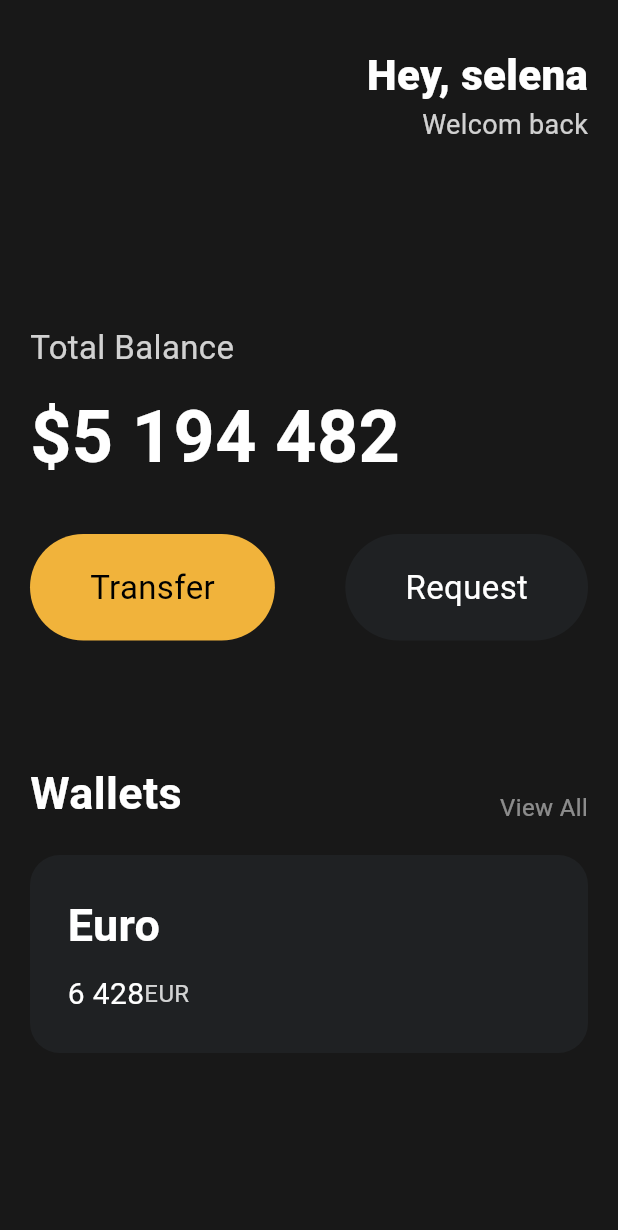
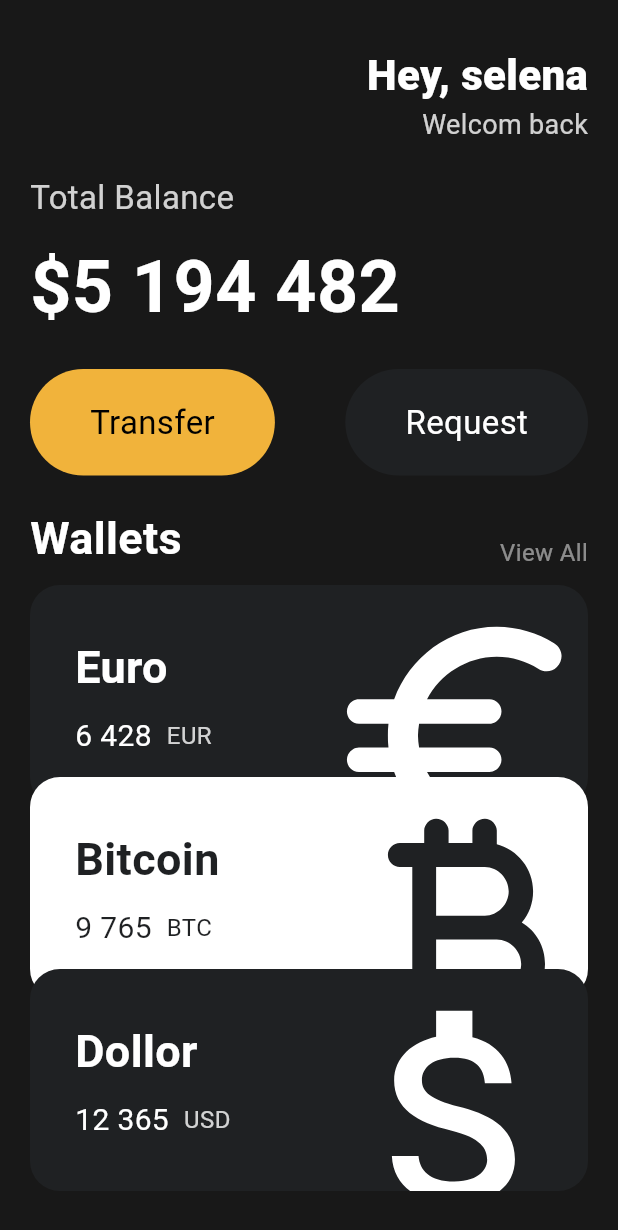
Before and after one commit to lips85/toonfix, a Flutter app: the screen it shows after launch, on a phone screen of 412 x 824 dp. Shown: the top 1230 px of the screen. Run offline on Flutter 3.47's test engine with Material 3 defaults, Android fonts, the phone set to English and light mode, and no system bars.

Commit message:
flutter challenge

```diff
--- a/lib/main.dart
+++ b/lib/main.dart
@@ -1,5 +1,6 @@
 import 'package:flutter/material.dart';
 import 'package:toonfix/widgets/button.dart';
+import 'package:toonfix/widgets/currency_card.dart';
 
 void main() {
   runApp(const App());
@@ -13,8 +14,11 @@ class App extends StatelessWidget {
     return MaterialApp(
       home: Scaffold(
         backgroundColor: const Color(0xFF181818),
-        body: Padding(
-          padding: const EdgeInsets.symmetric(horizontal: 20),
+        body: SingleChildScrollView(
+          child: Padding(
+            padding: const EdgeInsets.symmetric(
+              horizontal: 20,
+            ),
             child: Column(
               crossAxisAlignment: CrossAxisAlignment.start,
               children: [
@@ -47,7 +51,7 @@ class App extends StatelessWidget {
                   ],
                 ),
                 const SizedBox(
-                height: 120,
+                  height: 20,
                 ),
                 Text(
                   "Total Balance",
@@ -67,7 +71,7 @@ class App extends StatelessWidget {
                       fontWeight: FontWeight.w600),
                 ),
                 const SizedBox(
-                height: 30,
+                  height: 20,
                 ),
                 const Row(
                   mainAxisAlignment: MainAxisAlignment.spaceBetween,
@@ -85,7 +89,7 @@ class App extends StatelessWidget {
                   ],
                 ),
                 const SizedBox(
-                height: 80,
+                  height: 20,
                 ),
                 Row(
                   crossAxisAlignment: CrossAxisAlignment.end,
@@ -109,56 +113,34 @@ class App extends StatelessWidget {
                   ],
                 ),
                 const SizedBox(
-                height: 20,
-              ),
-              Container(
-                decoration: BoxDecoration(
-                  color: const Color(0xFF1F2123),
-                  borderRadius: BorderRadius.circular(20),
-                ),
-                child: Padding(
-                  padding: const EdgeInsets.all(25),
-                  child: Row(
-                    children: [
-                      Column(
-                        crossAxisAlignment: CrossAxisAlignment.start,
-                        children: [
-                          const Text(
-                            "Euro",
-                            style: TextStyle(
-                              color: Colors.white,
-                              fontSize: 30,
-                              fontWeight: FontWeight.w600,
-                            ),
-                          ),
-                          const SizedBox(
                   height: 10,
                 ),
-                          Row(
-                            children: [
-                              const Text(
-                                "6 428",
-                                style: TextStyle(
-                                  color: Colors.white,
-                                  fontSize: 20,
+                const CurrencyCard(
+                  name: "Euro",
+                  amount: "6 428",
+                  code: "EUR",
+                  icon: Icons.euro_rounded,
+                  isInverted: false,
+                  order: 1,
                 ),
+                const CurrencyCard(
+                  name: "Bitcoin",
+                  code: "BTC",
+                  amount: "9 765",
+                  icon: Icons.currency_bitcoin_rounded,
+                  isInverted: true,
+                  order: 2,
                 ),
-                              Text(
-                                "EUR",
-                                style: TextStyle(
-                                  color: Colors.white.withOpacity(0.8),
-                                  fontSize: 16,
-                                ),
+                const CurrencyCard(
+                  name: "Dollor",
+                  code: "USD",
+                  amount: "12 365",
+                  icon: Icons.attach_money_outlined,
+                  isInverted: false,
+                  order: 3,
                 ),
               ],
             ),
-                        ],
-                      ),
-                    ],
-                  ),
-                ),
-              ),
-            ],
           ),
         ),
       ),
--- /dev/null
+++ b/lib/widgets/currency_card.dart
@@ -0,0 +1,91 @@
+import 'package:flutter/material.dart';
+
+class CurrencyCard extends StatelessWidget {
+  final String name, code, amount;
+  final IconData icon;
+  final bool isInverted;
+  final int order;
+  final _blackColor = const Color(0xFF1F2123);
+
+  const CurrencyCard({
+    super.key,
+    required this.name,
+    required this.code,
+    required this.amount,
+    required this.icon,
+    required this.isInverted,
+    required this.order,
+  });
+
+  @override
+  Widget build(BuildContext context) {
+    return Transform.translate(
+      offset: Offset(0, -20 * (order - 1)),
+      child: Container(
+        clipBehavior: Clip.hardEdge,
+        decoration: BoxDecoration(
+          color: isInverted ? Colors.white : _blackColor,
+          borderRadius: BorderRadius.circular(20),
+        ),
+        child: Padding(
+          padding: const EdgeInsets.all(30),
+          child: Row(
+            mainAxisAlignment: MainAxisAlignment.spaceBetween,
+            children: [
+              Column(
+                crossAxisAlignment: CrossAxisAlignment.start,
+                children: [
+                  Text(
+                    name,
+                    style: TextStyle(
+                      color: isInverted ? _blackColor : Colors.white,
+                      fontSize: 30,
+                      fontWeight: FontWeight.w600,
+                    ),
+                  ),
+                  const SizedBox(
+                    height: 10,
+                  ),
+                  Row(
+                    children: [
+                      Text(
+                        amount,
+                        style: TextStyle(
+                          color: isInverted ? _blackColor : Colors.white,
+                          fontSize: 20,
+                        ),
+                      ),
+                      const SizedBox(
+                        width: 10,
+                      ),
+                      Text(
+                        code,
+                        style: TextStyle(
+                          color: isInverted
+                              ? _blackColor
+                              : Colors.white.withOpacity(0.8),
+                          fontSize: 16,
+                        ),
+                      ),
+                    ],
+                  ),
+                ],
+              ),
+              Transform.scale(
+                scale: 2.2,
+                child: Transform.translate(
+                  offset: const Offset(-5, 12),
+                  child: Icon(
+                    icon,
+                    color: isInverted ? _blackColor : Colors.white,
+                    size: 88,
+                  ),
+                ),
+              )
+            ],
+          ),
+        ),
+      ),
+    );
+  }
+}
```
Lines whose indentation alone changed are shown as unchanged.
